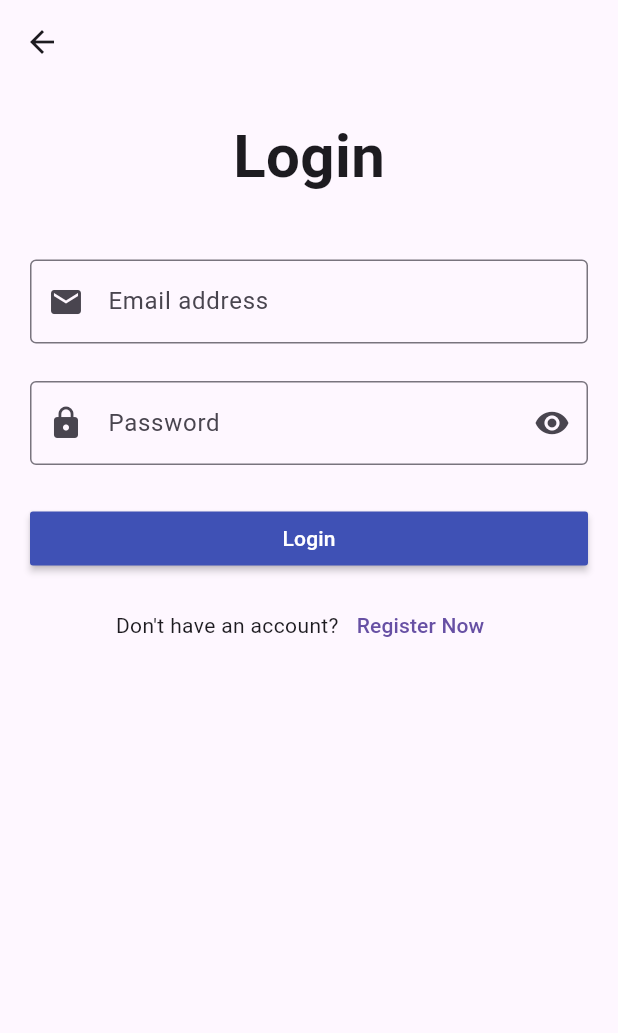
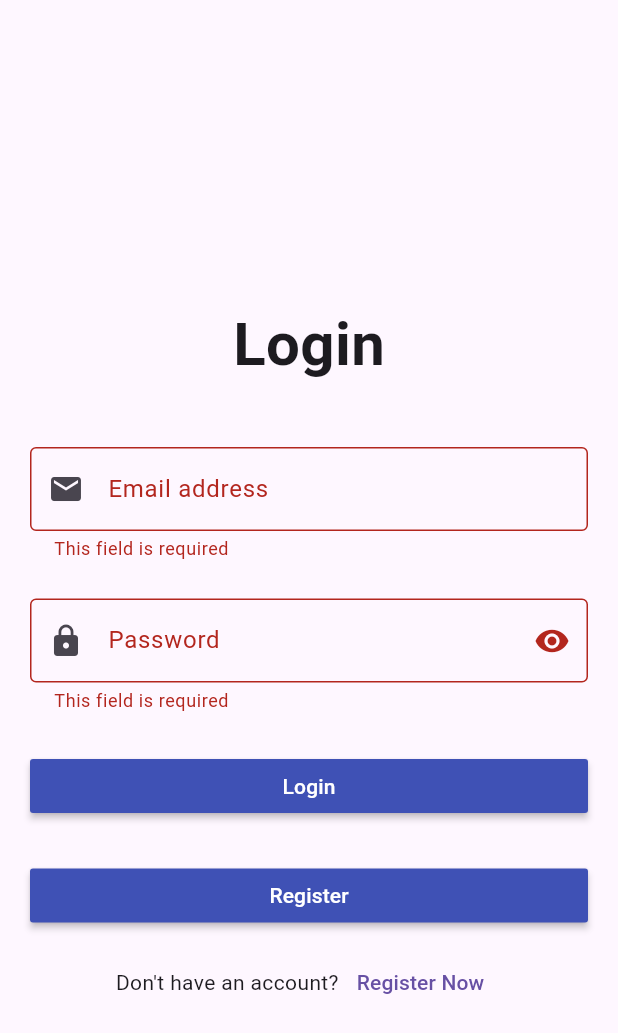
Before and after one commit to tokamohamedQC/Flutter_course, a Flutter app: the LoginScreen screen opened directly, after a tap on "Login", on a phone screen of 412 x 824 dp. Shown: the top 1033 px of the screen. Run offline on Flutter 3.47's test engine with Material 3 defaults, Android fonts, the phone set to English and light mode, and no system bars.

Commit message:
udemy course

```diff
--- a/lib/login_screen.dart
+++ b/lib/login_screen.dart
@@ -1,3 +1,4 @@
+import 'package:flutter/cupertino.dart';
 import 'package:flutter/material.dart';
 
 
@@ -5,14 +6,17 @@ import 'package:flutter/material.dart';
 class LoginScreen extends StatelessWidget {
   var emailController = TextEditingController();
   var passwordController = TextEditingController();
-
+  var FormKey = GlobalKey<FormState>();
   @override
   Widget build(BuildContext context) {
     return Scaffold(
       appBar: AppBar(),
       body: Padding(
         padding: const EdgeInsets.all(20.0),
+        child: Center(
           child: SingleChildScrollView(
+            child: Form(
+              key: FormKey,
               child: Column(
                 children: [
                   Text(
@@ -31,6 +35,17 @@ class LoginScreen extends StatelessWidget {
                     onFieldSubmitted: (String value){
                       print(value);
                     },
+                    onChanged: (String value){
+                      print(value);
+                    },
+                    validator: (value)
+                  {
+                      if(value!.isEmpty)
+                      {
+                        {return 'This field is required';}
+                      }
+                      return null;
+                  },
                     decoration: InputDecoration(
                       labelText: 'Email address',
                       border: OutlineInputBorder(),
@@ -43,6 +58,12 @@ class LoginScreen extends StatelessWidget {
                   ),
                   TextFormField(
                     controller: passwordController,
+                    validator: (value){
+                      if(value!.isEmpty){
+                        return 'This field is required';
+                      }
+                      return null;
+                    },
                     decoration: InputDecoration(
                         labelText: 'Password',
                       border: OutlineInputBorder(),
@@ -55,6 +76,30 @@ class LoginScreen extends StatelessWidget {
                   SizedBox(
                     height: 25.0,
                   ),
+                  Form(
+                    child: Column(
+                      children: [
+                        Container(
+                          width: double.infinity,
+                          child: MaterialButton(
+                            onPressed: (){
+                              if(FormKey.currentState!.validate()){
+                                print(emailController.text);
+                                print(passwordController.text);
+                              }
+
+                            },
+                            color: Colors.indigo,
+                            child: Text('Login',
+                              style: TextStyle(
+                                color: Colors.white,
+                              ),
+                            ),
+                          ),
+                        ),
+                        SizedBox(
+                          height: 25.0,
+                        ),
                         Container(
                           width: double.infinity,
                           child: MaterialButton(
@@ -63,11 +108,14 @@ class LoginScreen extends StatelessWidget {
                               print(passwordController.text);
                             },
                             color: Colors.indigo,
-                  child: Text('Login',
+                            child: Text('Register',
                               style: TextStyle(
                                 color: Colors.white,
                               ),
                             ),
+                          ),
+                        ),
+                      ],
                     ),
                   ),
                   SizedBox(
@@ -88,6 +136,8 @@ class LoginScreen extends StatelessWidget {
               ),
             ),
           ),
+        ),
+      ),
     );
   }
 }
--- a/lib/main.dart
+++ b/lib/main.dart
@@ -15,7 +15,7 @@ class MyApp extends StatelessWidget{
   Widget build(BuildContext context) {
     return MaterialApp(
       debugShowCheckedModeBanner: false,
-      home: BMICalculate(),
+      home: LoginScreen(),
     );
   }
 
```
Lines whose indentation alone changed are shown as unchanged.
